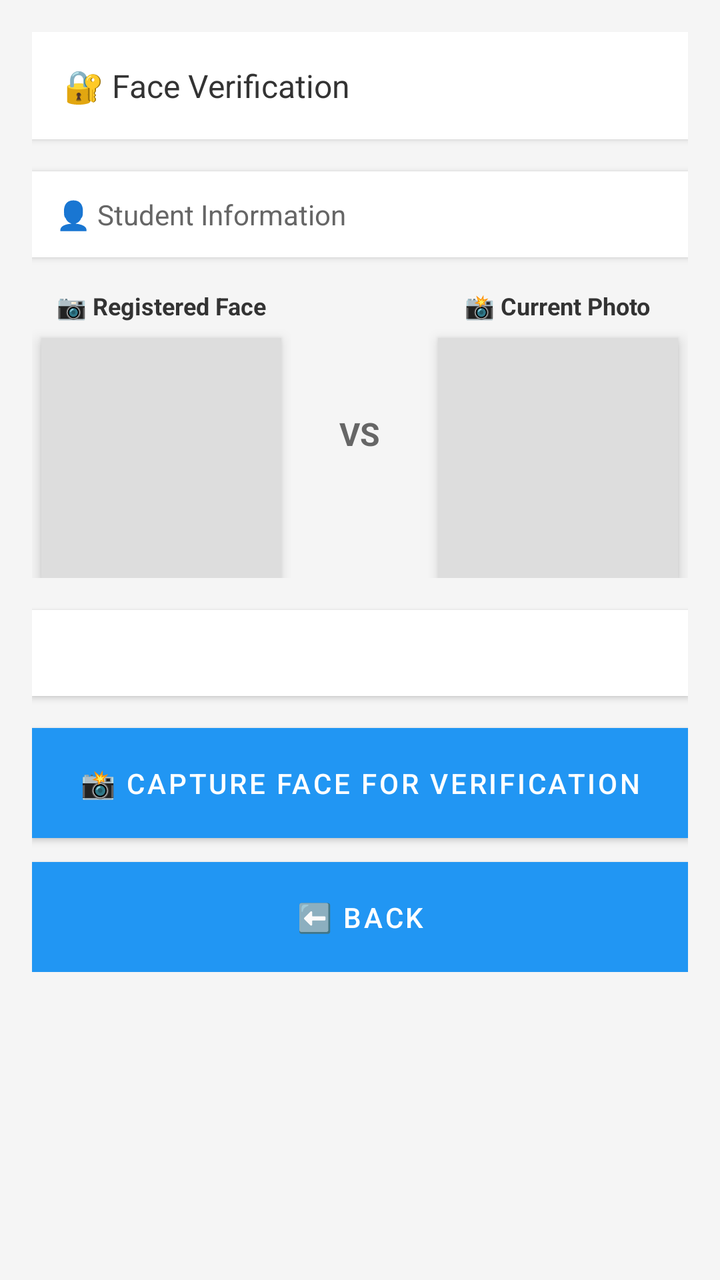
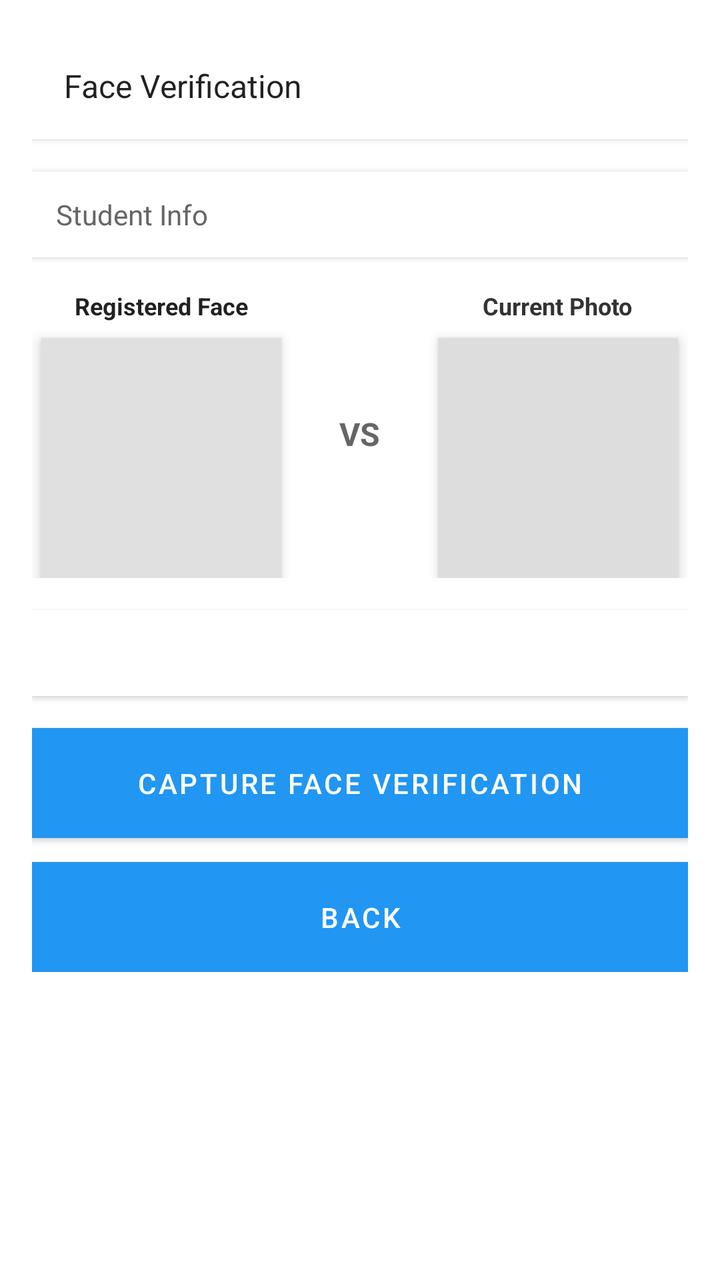

An Android layout rendered at two revisions. The XML below is the earlier revision; the diff shows what the commit changed to produce the second picture.
<!-- AndroidManifest.xml: application theme Theme.SmartAttendanceSystem -->
<!-- res/layout/activity_face_verification.xml -->
<?xml version="1.0" encoding="utf-8"?>
<ScrollView xmlns:android="http://schemas.android.com/apk/res/android"
    android:layout_width="match_parent"
    android:layout_height="match_parent"
    android:background="#f5f5f5"
    android:padding="16dp">

    <LinearLayout
        android:layout_width="match_parent"
        android:layout_height="wrap_content"
        android:orientation="vertical"
        android:gravity="center_horizontal">

        
        <TextView
            android:id="@+id/tv_instructions"
            android:layout_width="match_parent"
            android:layout_height="wrap_content"
            android:text="🔐 Face Verification"
            android:textSize="16sp"
            android:textColor="#333"
            android:background="#fff"
            android:padding="16dp"
            android:layout_marginBottom="16dp"
            android:elevation="2dp" />

        
        <TextView
            android:id="@+id/tv_student_info"
            android:layout_width="match_parent"
            android:layout_height="wrap_content"
            android:text="👤 Student Information"
            android:textSize="14sp"
            android:textColor="#666"
            android:background="#fff"
            android:padding="12dp"
            android:layout_marginBottom="16dp"
            android:elevation="2dp" />

        
        <LinearLayout
            android:layout_width="match_parent"
            android:layout_height="wrap_content"
            android:orientation="horizontal"
            android:gravity="center"
            android:layout_marginBottom="16dp">

            <LinearLayout
                android:layout_width="0dp"
                android:layout_height="wrap_content"
                android:layout_weight="1"
                android:orientation="vertical"
                android:gravity="center"
                android:layout_marginEnd="8dp">

                <TextView
                    android:layout_width="wrap_content"
                    android:layout_height="wrap_content"
                    android:text="📷 Registered Face"
                    android:textSize="12sp"
                    android:textColor="#333"
                    android:textStyle="bold"
                    android:layout_marginBottom="8dp" />

                <ImageView
                    android:id="@+id/iv_reference_face"
                    android:layout_width="120dp"
                    android:layout_height="120dp"
                    android:background="#ddd"
                    android:scaleType="centerCrop"
                    android:elevation="4dp" />
            </LinearLayout>

            <TextView
                android:layout_width="wrap_content"
                android:layout_height="wrap_content"
                android:text="VS"
                android:textSize="16sp"
                android:textColor="#666"
                android:textStyle="bold"
                android:layout_marginHorizontal="16dp" />

            <LinearLayout
                android:layout_width="0dp"
                android:layout_height="wrap_content"
                android:layout_weight="1"
                android:orientation="vertical"
                android:gravity="center"
                android:layout_marginStart="8dp">

                <TextView
                    android:layout_width="wrap_content"
                    android:layout_height="wrap_content"
                    android:text="📸 Current Photo"
                    android:textSize="12sp"
                    android:textColor="#333"
                    android:textStyle="bold"
                    android:layout_marginBottom="8dp" />

                <ImageView
                    android:id="@+id/iv_current_face"
                    android:layout_width="120dp"
                    android:layout_height="120dp"
                    android:background="#ddd"
                    android:scaleType="centerCrop"
                    android:elevation="4dp" />
            </LinearLayout>
        </LinearLayout>

        
        <TextView
            android:id="@+id/tv_verification_status"
            android:layout_width="match_parent"
            android:layout_height="wrap_content"
            android:text=""
            android:textSize="14sp"
            android:textColor="#666"
            android:background="#fff"
            android:padding="12dp"
            android:layout_marginBottom="16dp"
            android:elevation="2dp" />

        
        <ProgressBar
            android:id="@+id/progressBar"
            android:layout_width="wrap_content"
            android:layout_height="wrap_content"
            android:layout_marginBottom="16dp"
            android:visibility="gone" />

        
        <Button
            android:id="@+id/btn_capture_face"
            android:layout_width="match_parent"
            android:layout_height="wrap_content"
            android:text="📸 Capture Face for Verification"
            android:background="#4CAF50"
            android:textColor="#fff"
            android:padding="12dp"
            android:layout_marginBottom="12dp" />

        <Button
            android:id="@+id/btn_verify_again"
            android:layout_width="match_parent"
            android:layout_height="wrap_content"
            android:text="🔄 Try Again"
            android:background="#FF9800"
            android:textColor="#fff"
            android:padding="12dp"
            android:layout_marginBottom="12dp"
            android:visibility="gone" />

        <Button
            android:id="@+id/btn_back"
            android:layout_width="match_parent"
            android:layout_height="wrap_content"
            android:text="⬅️ Back"
            android:background="#757575"
            android:textColor="#fff"
            android:padding="12dp" />
    </LinearLayout>
</ScrollView>
<!-- resources referenced by this layout -->
<resources>
  <style name="Theme.SmartAttendanceSystem" parent="Theme.MaterialComponents.DayNight.NoActionBar">
          <item name="colorPrimary">@color/main_500</item>
          <item name="colorPrimaryVariant">@color/main_700</item>
          <item name="colorOnPrimary">@color/white</item>
          <item name="colorSecondary">@color/teal_700</item>
          <item name="colorSecondaryVariant">@color/teal_200</item>
          <item name="colorOnSecondary">@color/black</item>
          <item name="android:statusBarColor" tools:targetApi="l">?attr/colorPrimaryVariant</item>
      </style>
  <color name="main_500">#2196F3</color>
  <color name="main_700">#1976D2</color>
  <color name="white">#FFFFFF</color>
  <color name="teal_700">#00796B</color>
  <color name="teal_200">#80CBC4</color>
  <color name="black">#000000</color>
</resources>

<!-- the commit's change to res/layout/activity_face_verification.xml (unified diff, before → after) -->
@@ -2,7 +2,7 @@
 <ScrollView xmlns:android="http://schemas.android.com/apk/res/android"
     android:layout_width="match_parent"
     android:layout_height="match_parent"
-    android:background="#f5f5f5"
+    android:background="?attr/colorSurface"
     android:padding="16dp">
 
     <LinearLayout
@@ -16,10 +16,10 @@
             android:id="@+id/tv_instructions"
             android:layout_width="match_parent"
             android:layout_height="wrap_content"
-            android:text="🔐 Face Verification"
+            android:text="@string/face_verification_title"
             android:textSize="16sp"
-            android:textColor="#333"
-            android:background="#fff"
+            android:textColor="?android:attr/textColorPrimary"
+            android:background="@color/white"
             android:padding="16dp"
             android:layout_marginBottom="16dp"
             android:elevation="2dp" />
@@ -29,7 +29,7 @@
             android:id="@+id/tv_student_info"
             android:layout_width="match_parent"
             android:layout_height="wrap_content"
-            android:text="👤 Student Information"
+            android:text="@string/student_info_title"
             android:textSize="14sp"
             android:textColor="#666"
             android:background="#fff"
@@ -56,9 +56,9 @@
                 <TextView
                     android:layout_width="wrap_content"
                     android:layout_height="wrap_content"
-                    android:text="📷 Registered Face"
+                    android:text="@string/registered_face"
                     android:textSize="12sp"
-                    android:textColor="#333"
+                    android:textColor="?android:attr/textColorPrimary"
                     android:textStyle="bold"
                     android:layout_marginBottom="8dp" />
 
@@ -66,8 +66,9 @@
                     android:id="@+id/iv_reference_face"
                     android:layout_width="120dp"
                     android:layout_height="120dp"
-                    android:background="#ddd"
+                    android:background="@color/image_placeholder"
                     android:scaleType="centerCrop"
+                    android:contentDescription="@string/desc_registered_face_image"
                     android:elevation="4dp" />
             </LinearLayout>
 
@@ -91,7 +92,7 @@
                 <TextView
                     android:layout_width="wrap_content"
                     android:layout_height="wrap_content"
-                    android:text="📸 Current Photo"
+                    android:text="@string/current_photo"
                     android:textSize="12sp"
                     android:textColor="#333"
                     android:textStyle="bold"
@@ -103,6 +104,7 @@
                     android:layout_height="120dp"
                     android:background="#ddd"
                     android:scaleType="centerCrop"
+                    android:contentDescription="@string/desc_current_face_image"
                     android:elevation="4dp" />
             </LinearLayout>
         </LinearLayout>
@@ -133,9 +135,9 @@
             android:id="@+id/btn_capture_face"
             android:layout_width="match_parent"
             android:layout_height="wrap_content"
-            android:text="📸 Capture Face for Verification"
-            android:background="#4CAF50"
-            android:textColor="#fff"
+            android:text="@string/capture_face_verification"
+            android:background="@color/success_color"
+            android:textColor="@color/white"
             android:padding="12dp"
             android:layout_marginBottom="12dp" />
 
@@ -143,9 +145,9 @@
             android:id="@+id/btn_verify_again"
             android:layout_width="match_parent"
             android:layout_height="wrap_content"
-            android:text="🔄 Try Again"
-            android:background="#FF9800"
-            android:textColor="#fff"
+            android:text="@string/try_again"
+            android:background="@color/warning_color"
+            android:textColor="@color/white"
             android:padding="12dp"
             android:layout_marginBottom="12dp"
             android:visibility="gone" />
@@ -154,9 +156,9 @@
             android:id="@+id/btn_back"
             android:layout_width="match_parent"
             android:layout_height="wrap_content"
-            android:text="⬅️ Back"
-            android:background="#757575"
-            android:textColor="#fff"
+            android:text="@string/back"
+            android:background="@color/text_secondary"
+            android:textColor="@color/white"
             android:padding="12dp" />
     </LinearLayout>
 </ScrollView>
<!-- resource entries referenced after the edit -->
@@ -1,5 +1,9 @@
 <!-- resources referenced by this layout -->
 <resources>
+  <color name="image_placeholder">#E0E0E0</color>
+  <color name="success_color">#4CAF50</color>
+  <color name="text_secondary">#757575</color>
+  <color name="warning_color">#FF9800</color>
   <style name="Theme.SmartAttendanceSystem" parent="Theme.MaterialComponents.DayNight.NoActionBar">
           <item name="colorPrimary">@color/main_500</item>
           <item name="colorPrimaryVariant">@color/main_700</item>
@@ -12,6 +16,15 @@
   <color name="main_500">#2196F3</color>
   <color name="main_700">#1976D2</color>
   <color name="white">#FFFFFF</color>
+  <string name="back">Back</string>
+  <string name="capture_face_verification">Capture Face Verification</string>
+  <string name="current_photo">Current Photo</string>
+  <string name="desc_current_face_image">Current Face Image</string>
+  <string name="desc_registered_face_image">Registered Face Image</string>
+  <string name="face_verification_title">Face Verification</string>
+  <string name="registered_face">Registered Face</string>
+  <string name="student_info_title">Student Info</string>
+  <string name="try_again">Try Again</string>
   <color name="teal_700">#00796B</color>
   <color name="teal_200">#80CBC4</color>
   <color name="black">#000000</color>
